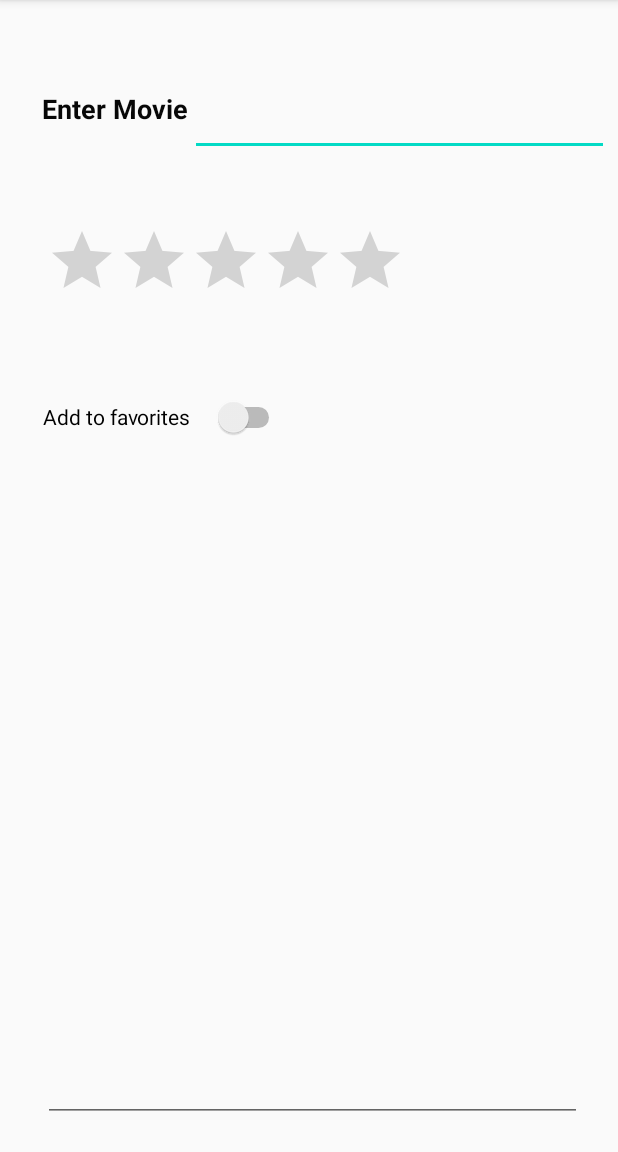
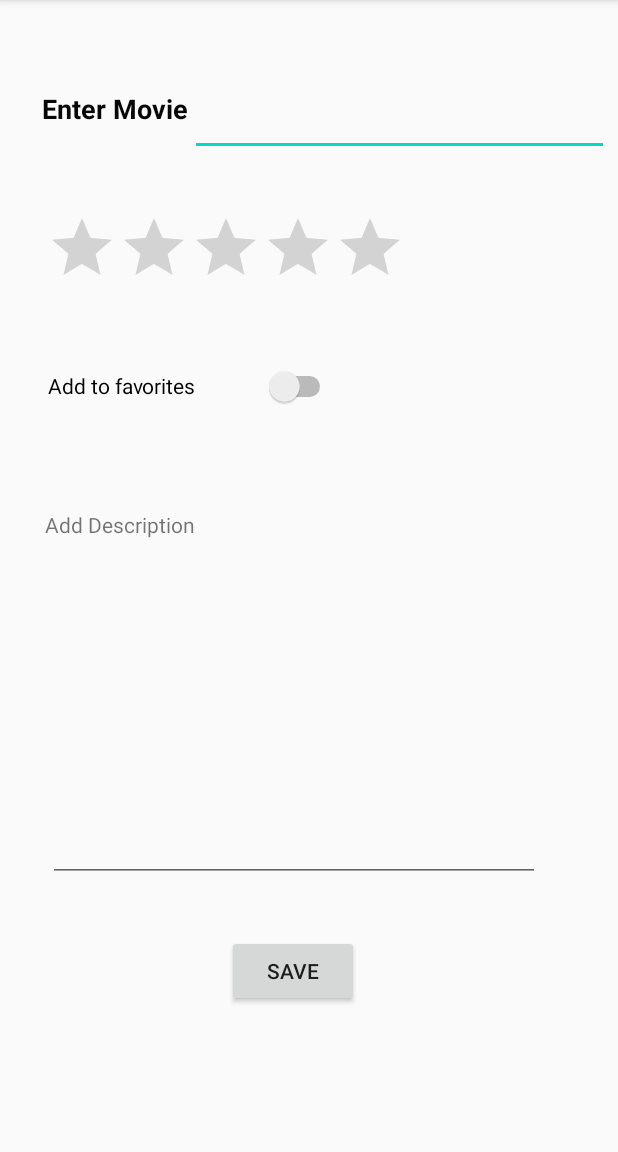
Before and after one commit to angelicarperez/final-app, an Android app: the MovieForm screen opened directly, with no data from a screen before it, on a phone screen of 412 x 824 dp, the part 84-1236 px from its top. Run offline under Robolectric (Android 15) with nearby library versions, the phone set to English and light mode, and no system bars.

Commit message:
stored values from form

```diff
--- a/app/build.gradle
+++ b/app/build.gradle
@@ -31,4 +31,6 @@ dependencies {
     testImplementation 'junit:junit:4.12'
     androidTestImplementation 'androidx.test.ext:junit:1.1.1'
     androidTestImplementation 'androidx.test.espresso:espresso-core:3.2.0'
+
+    implementation 'com.google.code.gson:gson:2.8.6'
 }
--- a/app/src/main/java/com/perezflores/movielist/MovieForm.java
+++ b/app/src/main/java/com/perezflores/movielist/MovieForm.java
@@ -1,7 +1,11 @@
 package com.perezflores.movielist;
 
 import android.app.Activity;
+import android.content.SharedPreferences;
 import android.os.Bundle;
+import android.util.Log;
+import android.view.View;
+import android.widget.Button;
 import android.widget.EditText;
 import android.widget.RatingBar;
 import android.widget.Switch;
@@ -9,7 +13,13 @@ import android.widget.TextView;
 
 import androidx.appcompat.app.AppCompatActivity;
 
-public class MovieForm extends AppCompatActivity {
+import com.google.gson.Gson;
+import com.perezflores.movielist.Movie;
+
+import java.util.ArrayList;
+import java.util.Arrays;
+
+public class MovieForm extends AppCompatActivity implements View.OnClickListener {
 
     private EditText movieNameText;
     private TextView movieNameLabel;
@@ -17,7 +27,8 @@ public class MovieForm extends AppCompatActivity {
     private Switch favoritesSwitch;
     private EditText descriptionText;
     private TextView descriptionLabel;
-
+    private Button saveButton;
+    private SharedPreferences savedPrefs;
 
     @Override
     protected void onCreate(Bundle savedInstanceState) {
@@ -30,5 +41,37 @@ public class MovieForm extends AppCompatActivity {
         favoritesSwitch = (Switch) findViewById(R.id.favoritesSwitch);
         descriptionText = (EditText) findViewById(R.id.descriptionText);
         descriptionLabel = (TextView) findViewById(R.id.descriptionLabel);
+        saveButton = (Button) findViewById(R.id.saveButton);
+
+        saveButton.setOnClickListener(this);
+        savedPrefs = getSharedPreferences("SavedValues", MODE_PRIVATE);
+
+    }
+
+    public void onClick(View v) {
+        Gson gson = new Gson();
+        String moviesString = savedPrefs.getString("movies", "");
+        Movie[] moviesList;
+        if (moviesString.length() > 0) {
+            moviesList = gson.fromJson(moviesString, Movie[].class);
+        } else {
+            moviesList = new Movie[]{};
+        }
+        ArrayList<Movie> movies = new ArrayList<Movie>(Arrays.asList(moviesList));
+
+
+        int rating = ratingBar.getNumStars();
+        String description = descriptionText.getText().toString();
+        String name =  movieNameText.getText().toString();
+        boolean isFavorite = favoritesSwitch.isChecked();
+        Movie movie = new Movie(rating, name, isFavorite, description);
+
+        movies.add(movie);
+        String value = gson.toJson(movies);
+
+        SharedPreferences.Editor editor = savedPrefs.edit();
+        editor.putString("movies", value);
+        editor.commit();
+        Log.d("testing","Saved movie!");
     }
 }
--- a/app/src/main/res/layout/movie_form.xml
+++ b/app/src/main/res/layout/movie_form.xml
@@ -43,35 +43,39 @@
         android:layout_marginEnd="155dp"
         app:layout_constraintEnd_toEndOf="parent"
         app:layout_constraintStart_toStartOf="@id/movieNameLabel"
-        app:layout_constraintTop_toBottomOf="@+id/movieNameText" />
+        app:layout_constraintTop_toBottomOf="@id/movieNameLabel" />
 
     <Switch
         android:id="@+id/favoritesSwitch"
-        android:layout_width="161dp"
+        android:layout_width="192dp"
         android:layout_height="45dp"
         android:layout_marginStart="27dp"
-        android:layout_marginTop="48dp"
+        android:layout_marginTop="36dp"
         android:layout_marginEnd="223dp"
         android:text="Add to favorites"
         app:layout_constraintEnd_toEndOf="parent"
-        app:layout_constraintHorizontal_bias="0.966"
+        app:layout_constraintHorizontal_bias="0.426"
         app:layout_constraintStart_toStartOf="@id/ratingBar"
         app:layout_constraintTop_toBottomOf="@+id/ratingBar" />
 
     <EditText
         android:id="@+id/descriptionText"
-        android:layout_width="359dp"
-        android:layout_height="321dp"
-        android:layout_marginStart="28dp"
-        android:layout_marginEnd="24dp"
+        android:layout_width="328dp"
+        android:layout_height="189dp"
+        android:layout_marginStart="31dp"
+        android:layout_marginTop="3dp"
+        android:layout_marginEnd="52dp"
         android:layout_marginBottom="20dp"
         android:ems="10"
         android:gravity="start|top"
         android:inputType="textMultiLine"
+        android:singleLine="false"
         app:layout_constraintBottom_toBottomOf="parent"
         app:layout_constraintEnd_toEndOf="parent"
         app:layout_constraintHorizontal_bias="1.0"
-        app:layout_constraintStart_toStartOf="@id/ratingBar" />
+        app:layout_constraintStart_toStartOf="@id/descriptionLabel"
+        app:layout_constraintTop_toBottomOf="@+id/descriptionLabel"
+        app:layout_constraintVertical_bias="0.065" />
 
     <TextView
         android:id="@+id/descriptionLabel"
@@ -79,11 +83,24 @@
         android:layout_height="44dp"
         android:layout_marginStart="29dp"
         android:layout_marginEnd="180dp"
+        android:text="Add Description"
         app:layout_constraintBottom_toBottomOf="parent"
         app:layout_constraintEnd_toEndOf="parent"
         app:layout_constraintHorizontal_bias="1.0"
-        app:layout_constraintStart_toStartOf="@id/ratingBar"
+        app:layout_constraintStart_toStartOf="@id/favoritesSwitch"
         app:layout_constraintTop_toTopOf="parent"
-        app:layout_constraintVertical_bias="0.499" />
+        app:layout_constraintVertical_bias="0.47" />
+
+    <Button
+        android:id="@+id/saveButton"
+        android:layout_width="wrap_content"
+        android:layout_height="wrap_content"
+        android:layout_marginStart="151dp"
+        android:layout_marginTop="21dp"
+        android:layout_marginBottom="83dp"
+        android:text="Save"
+        app:layout_constraintBottom_toBottomOf="parent"
+        app:layout_constraintStart_toStartOf="parent"
+        app:layout_constraintTop_toBottomOf="@+id/descriptionText" />
 
 </androidx.constraintlayout.widget.ConstraintLayout>
```
Also changed, not shown: app/src/main/java/com/perezflores/movielist/MainActivity.java (+34 -1 lines), app/src/main/java/com/perezflores/movielist/Movie.java (added, +22 -0 lines), app/src/main/res/layout/movie_listitem.xml (added, +17 -0 lines).
